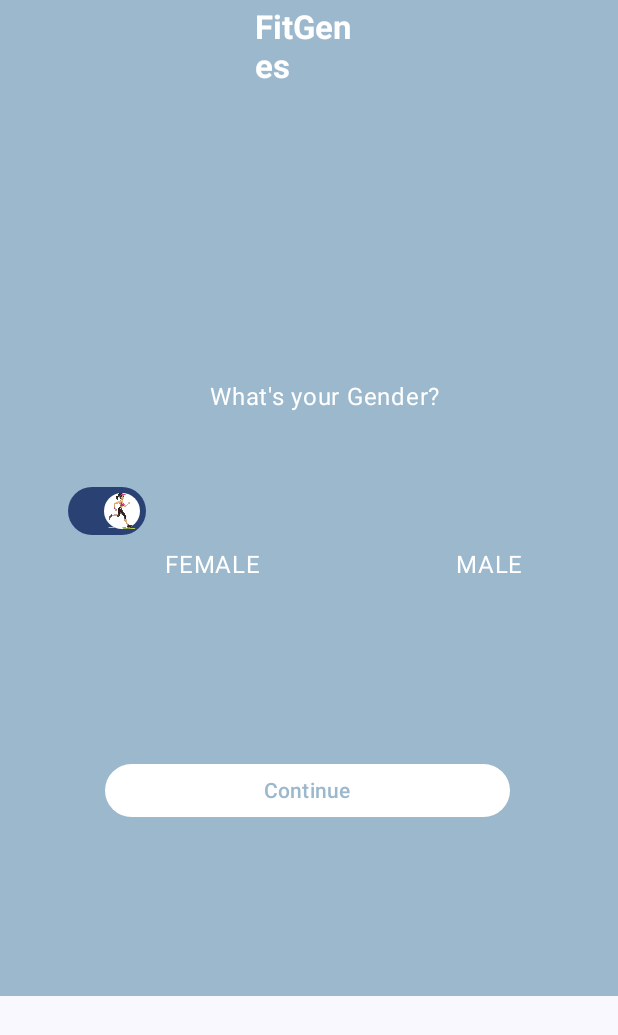
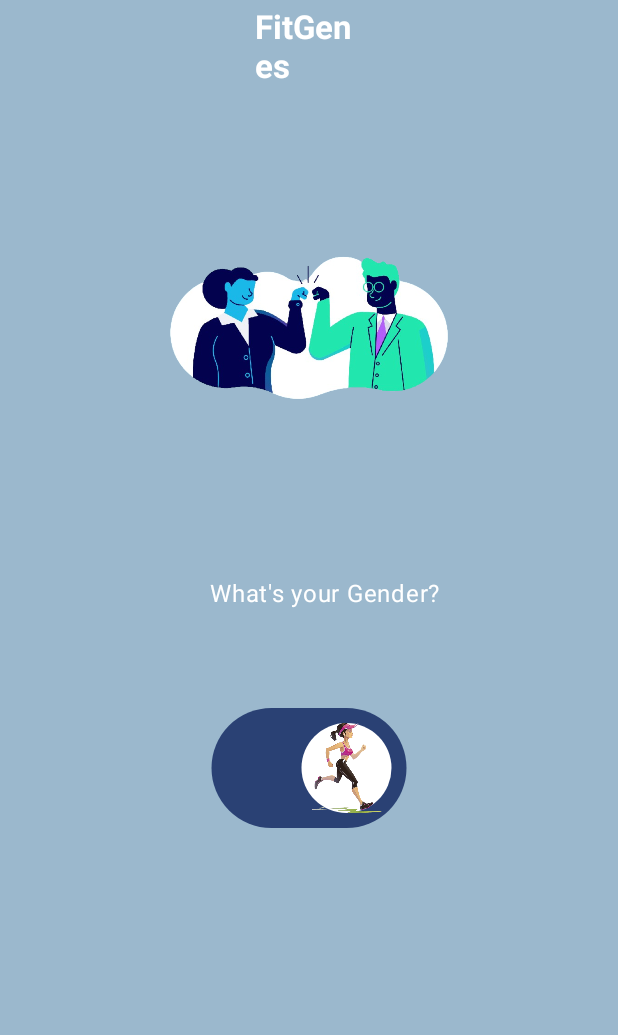
Before and after one commit to abhay99199/extra, an Android app built with Jetpack Compose: the composable gender shown on its own in the app's theme, on a phone screen of 412 x 824 dp. Shown: the top 1035 px of the screen. Run offline under Robolectric (Android 15) with nearby library versions, the light colour scheme and no system bars.

Commit message:
10 commit

```diff
--- a/app/build.gradle.kts
+++ b/app/build.gradle.kts
@@ -75,6 +75,7 @@ dependencies {
     implementation("com.airbnb.android:lottie-compose:6.1.0")
     implementation("androidx.navigation:navigation-runtime-ktx:2.7.5")
     implementation("androidx.compose.animation:animation-graphics-android:1.5.4")
+    implementation("com.google.android.engage:engage-core:1.3.1")
     testImplementation("junit:junit:4.13.2")
     androidTestImplementation("androidx.test.ext:junit:1.1.5")
     androidTestImplementation("androidx.test.espresso:espresso-core:3.5.1")
--- a/app/src/main/java/com/example/extra/ui/Screen/gender.kt
+++ b/app/src/main/java/com/example/extra/ui/Screen/gender.kt
@@ -1,24 +1,16 @@
 package com.example.extra.ui.Screen
 
-import androidx.compose.animation.AnimatedVisibility
 import androidx.compose.foundation.Image
 import androidx.compose.foundation.background
-import androidx.compose.foundation.clickable
 import androidx.compose.foundation.layout.Box
 import androidx.compose.foundation.layout.Column
 import androidx.compose.foundation.layout.Row
 import androidx.compose.foundation.layout.height
 import androidx.compose.foundation.layout.padding
-import androidx.compose.foundation.layout.size
 import androidx.compose.foundation.layout.width
-import androidx.compose.material.icons.Icons
-import androidx.compose.material.icons.filled.Check
 import androidx.compose.material3.Button
 import androidx.compose.material3.ButtonDefaults
-import androidx.compose.material3.Card
-import androidx.compose.material3.Icon
 import androidx.compose.material3.Switch
-import androidx.compose.material3.SwitchDefaults
 import androidx.compose.material3.Text
 import androidx.compose.runtime.Composable
 import androidx.compose.runtime.getValue
@@ -26,6 +18,7 @@ import androidx.compose.runtime.mutableStateOf
 import androidx.compose.runtime.remember
 import androidx.compose.runtime.setValue
 import androidx.compose.ui.Modifier
+import androidx.compose.ui.draw.scale
 import androidx.compose.ui.geometry.Offset
 import androidx.compose.ui.graphics.Color
 import androidx.compose.ui.res.painterResource
@@ -52,39 +45,23 @@ fun gender(navigateToNext: () -> Unit) {
 //                    )
                 )
             )
+            Image(painter = painterResource(id = R.drawable.genderrr), contentDescription = null,
+                modifier = Modifier.padding(100.dp,100.dp))
             Text(
                 text = "What's your Gender?",
                 color = Color.White,
-                modifier = Modifier.padding(140.dp, 190.dp, 0.dp, 0.dp)
+                modifier = Modifier.padding(140.dp, 10.dp, 0.dp, 0.dp)
             )
-            Row(modifier = Modifier.padding(45.dp, 40.dp, 0.dp, 0.dp)) {
-//                Card(modifier = Modifier.padding(0.dp, 0.dp, 5.dp, 0.dp)
-//                    .background(Color(155,184,205))
-//                    .clickable (onClick = navigateToNext)) {
-//                    Image(
-//                        painter = painterResource(id = R.drawable.male), contentDescription = null,
-//                    )
-//
-//                }
-//                Card(modifier = Modifier.padding(5.dp, 0.dp, 0.dp, 0.dp)
-//                    .background(Color(155,184,205))
-//                    .clickable (onClick = navigateToNext)) {
-//                    Image(
-//                        painter = painterResource(id = R.drawable.female),
-//                        contentDescription = null
-//                    )
-//                }
-
-
-
+            Row(modifier = Modifier.padding(180.dp, 80.dp, 0.dp, 0.dp)) {
                 Switch(
+                    modifier = Modifier.scale(2.5f),
                     checked = checked,
                     onCheckedChange = {
                         checked = it
                     },
                     thumbContent = if (checked) {
                         {
-                          Image(painter = painterResource(id = R.drawable.test_female), contentDescription = "Female")
+                            Image(painter = painterResource(id = R.drawable.test_female), contentDescription = "Female")
 
                         }
                     } else {
@@ -95,25 +72,23 @@ fun gender(navigateToNext: () -> Unit) {
                     }
                 )
             }
-            Row {
-                AnimatedVisibility(visible = checked) {
-                    Text(
-                        text = "FEMALE", color = Color.White,
-                        modifier = Modifier.padding(110.dp, 0.dp, 0.dp, 0.dp)
-                    )
-
-                }
-
-
-                Text(
-                    text = "MALE", color = Color.White,
-                    modifier = Modifier.padding(130.dp, 0.dp, 0.dp, 0.dp)
-                )
-            }
+//            Row {
+//                AnimatedVisibility(visible = checked) {
+//                    Text(
+//                        text = "FEMALE", color = Color.White,
+//                        modifier = Modifier.padding(110.dp, 0.dp, 0.dp, 0.dp)
+//                    )
+//
+//                }
+//                Text(
+//                    text = "MALE", color = Color.White,
+//                    modifier = Modifier.padding(130.dp, 0.dp, 0.dp, 0.dp)
+//                )
+//            }
             Button(
                 onClick = navigateToNext,
                 modifier = Modifier
-                    .padding(70.dp, 120.dp)
+                    .padding(70.dp, 155.dp)
                     .height(35.dp)
                     .width(270.dp),
                 colors = ButtonDefaults.buttonColors(Color.White)
```
Also changed, not shown: app/src/main/java/com/example/extra/MainActivity.kt (+1 -6 lines), app/src/main/java/com/example/extra/ui/Screen/CrossFit.kt (+27 -19 lines), app/src/main/java/com/example/extra/ui/Screen/Logo.kt (added, +47 -0 lines), app/src/main/java/com/example/extra/ui/theme/MyNavigation.kt (+9 -2 lines), app/src/main/res/drawable/genderrr.png (added), app/src/main/res/drawable/logo.png (added).
